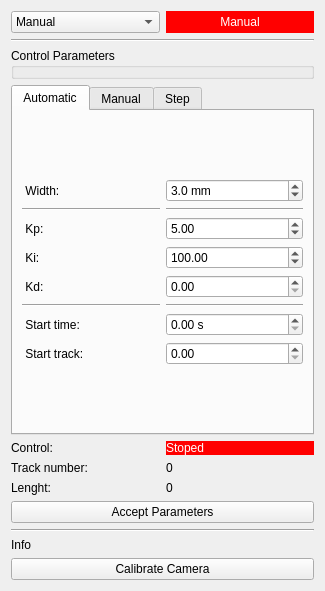
This is cladplus_control/resources/control.ui in openlmd/cladplus as Qt 5 draws it before an edit. The edited form follows.
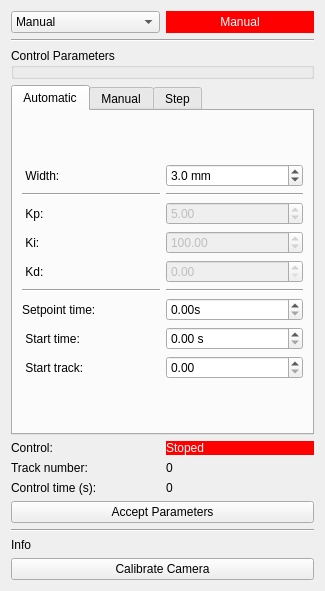
This is the edited form.

What changed in the file:
```diff
--- a/cladplus_control/resources/control.ui
+++ b/cladplus_control/resources/control.ui
@@ -121,15 +121,21 @@
            </property>
           </widget>
          </item>
-         <item row="6" column="1">
+         <item row="7" column="1">
           <widget class="QDoubleSpinBox" name="sbTimecontrol">
            <property name="suffix">
             <string> s</string>
            </property>
+           <property name="maximum">
+            <double>200.000000000000000</double>
+           </property>
           </widget>
          </item>
          <item row="4" column="1">
           <widget class="QDoubleSpinBox" name="sbKd">
+           <property name="enabled">
+            <bool>false</bool>
+           </property>
            <property name="maximum">
             <double>1000.000000000000000</double>
            </property>
@@ -137,6 +143,9 @@
          </item>
          <item row="2" column="1">
           <widget class="QDoubleSpinBox" name="sbKp">
+           <property name="enabled">
+            <bool>false</bool>
+           </property>
            <property name="maximum">
             <double>1000.000000000000000</double>
            </property>
@@ -147,6 +156,9 @@
          </item>
          <item row="3" column="1">
           <widget class="QDoubleSpinBox" name="sbKi">
+           <property name="enabled">
+            <bool>false</bool>
+           </property>
            <property name="maximum">
             <double>1000.000000000000000</double>
            </property>
@@ -169,17 +181,17 @@
            </property>
           </widget>
          </item>
-         <item row="6" column="0">
+         <item row="7" column="0">
           <widget class="QLabel" name="lblTime_3">
            <property name="text">
             <string> Start time:</string>
            </property>
           </widget>
          </item>
-         <item row="7" column="1">
+         <item row="8" column="1">
           <widget class="QDoubleSpinBox" name="sbTrack"/>
          </item>
-         <item row="7" column="0">
+         <item row="8" column="0">
           <widget class="QLabel" name="lblTrack_2">
            <property name="text">
             <string> Start track:</string>
@@ -214,6 +226,23 @@
            </property>
           </widget>
          </item>
+         <item row="6" column="1">
+          <widget class="QDoubleSpinBox" name="sbTimereg">
+           <property name="suffix">
+            <string>s</string>
+           </property>
+           <property name="maximum">
+            <double>200.000000000000000</double>
+           </property>
+          </widget>
+         </item>
+         <item row="6" column="0">
+          <widget class="QLabel" name="lblTime4">
+           <property name="text">
+            <string>Setpoint time:</string>
+           </property>
+          </widget>
+         </item>
         </layout>
        </item>
       </layout>
@@ -374,7 +403,7 @@
      <item row="2" column="0">
       <widget class="QLabel" name="lblLenght">
        <property name="text">
-        <string>Lenght:</string>
+        <string>Control time (s):</string>
        </property>
       </widget>
      </item>
```
Left out of the diff: 3 changed lines with no effect on the pictures.
